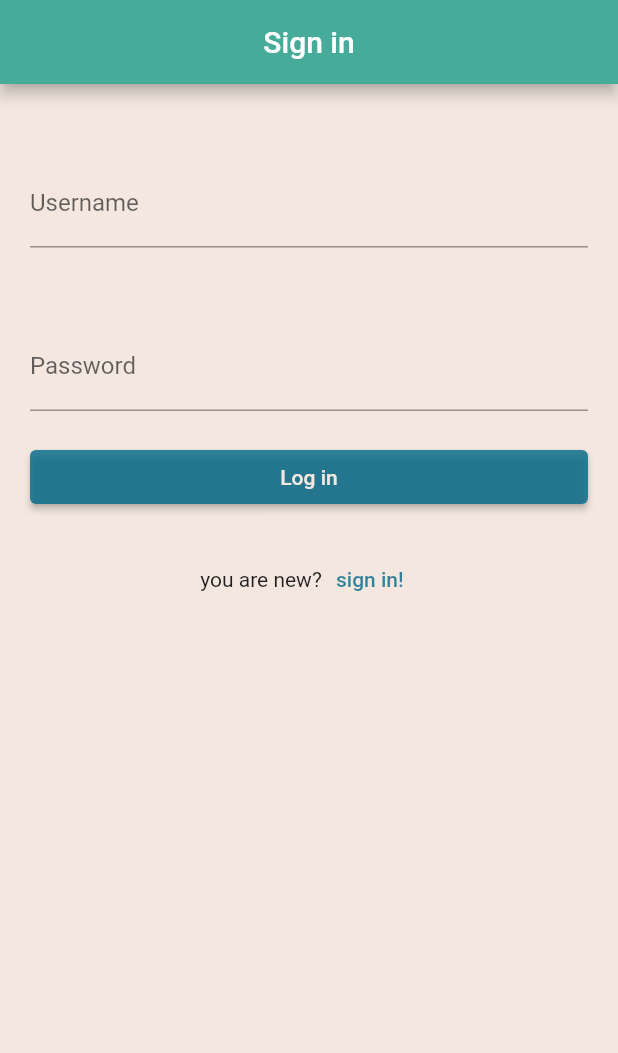
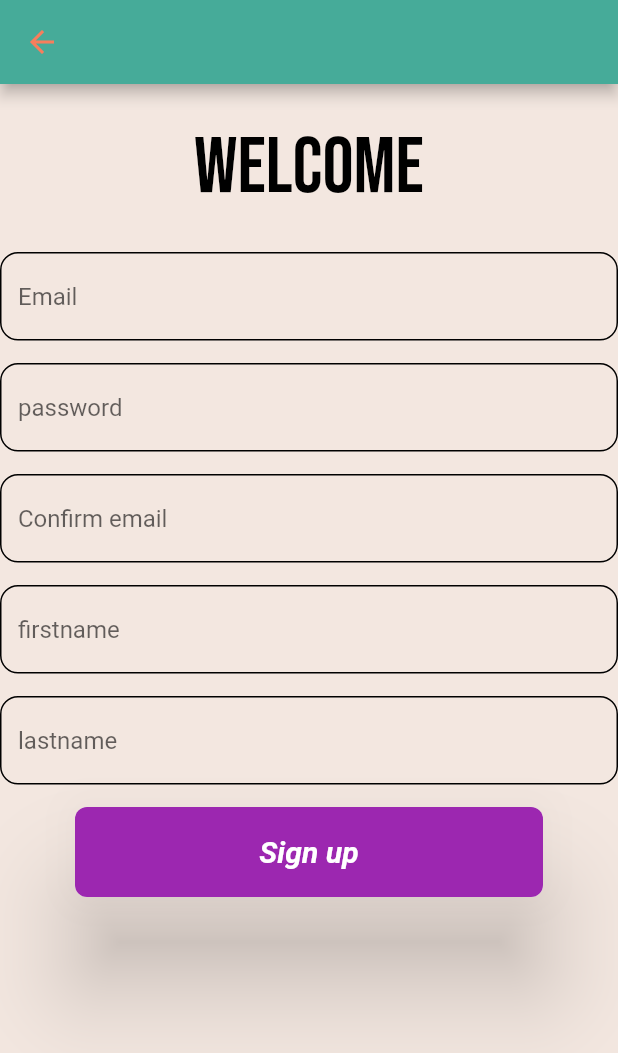
Before and after one commit to Bulut61/My-first-app, a Flutter app: the screen it shows after launch, after a tap on "sign in!", on a phone screen of 412 x 824 dp. Shown: the top 1053 px of the screen. Run offline on Flutter 3.47's test engine with Material 2 defaults, Android fonts, the phone set to English and light mode, and no system bars; our stand-ins replace auto_route, cloud_firestore, firebase_auth, firebase_core, google_fonts; accounts and stored records are empty.

Commit message:
registerpage

```diff
--- /dev/null
+++ b/lib/presentation/pages/register_page.dart
@@ -0,0 +1,193 @@
+import 'package:auto_route/auto_route.dart';
+import 'package:flutter/material.dart';
+import 'package:flutter/src/widgets/container.dart';
+import 'package:flutter/src/widgets/framework.dart';
+import 'package:google_fonts/google_fonts.dart';
+
+import '../routes/app_router.gr.dart';
+import '../widgets/custom_button.dart';
+
+class RegisterPage extends StatefulWidget {
+  const RegisterPage({super.key});
+
+  @override
+  State<RegisterPage> createState() => _RegisterPageState();
+}
+
+class _RegisterPageState extends State<RegisterPage> {
+  final GlobalKey<FormState> _formKey = GlobalKey<FormState>();
+  final _emailController = TextEditingController();
+  final _passwordController = TextEditingController();
+  final _confirmController = TextEditingController();
+  final _firstNameController = TextEditingController();
+  final _lastNameController = TextEditingController();
+  @override
+  Widget build(BuildContext context) {
+    return Scaffold(
+      appBar: AppBar(),
+      //backgroundColor: Colors.blue,
+      body: Column(
+        children: [
+          SizedBox(height: 25),
+          Center(child: Text("Welcome", style: GoogleFonts.bebasNeue(fontSize: 52, color: Colors.black))),
+          SizedBox(height: 25),
+
+          // Email inputfield
+          TextField(
+            controller: _emailController,
+            decoration: InputDecoration(
+                enabledBorder: OutlineInputBorder(
+                  borderSide: BorderSide(
+                    color: Colors.black,
+                  ),
+                  borderRadius: BorderRadius.circular(12),
+                ),
+                focusedBorder: OutlineInputBorder(
+                  borderSide: BorderSide(color: Colors.black),
+                  borderRadius: BorderRadius.circular(12),
+                ),
+                hintText: 'Email'),
+          ),
+          SizedBox(height: 15),
+
+          // password
+          TextField(
+            controller: _passwordController,
+            decoration: InputDecoration(
+                enabledBorder: OutlineInputBorder(
+                  borderSide: BorderSide(
+                    color: Colors.black,
+                  ),
+                  borderRadius: BorderRadius.circular(12),
+                ),
+                focusedBorder: OutlineInputBorder(
+                  borderSide: BorderSide(color: Colors.black),
+                  borderRadius: BorderRadius.circular(12),
+                ),
+                hintText: 'password'),
+          ),
+          SizedBox(height: 15),
+          //confirm password input field
+          TextField(
+            controller: _confirmController,
+            decoration: InputDecoration(
+                enabledBorder: OutlineInputBorder(
+                  borderSide: BorderSide(
+                    color: Colors.black,
+                  ),
+                  borderRadius: BorderRadius.circular(12),
+                ),
+                focusedBorder: OutlineInputBorder(
+                  borderSide: BorderSide(color: Colors.black),
+                  borderRadius: BorderRadius.circular(12),
+                ),
+                hintText: 'Confirm email'),
+          ),
+          SizedBox(height: 15),
+
+          // firstname input field
+          TextField(
+            controller: _firstNameController,
+            decoration: InputDecoration(
+                enabledBorder: OutlineInputBorder(
+                  borderSide: BorderSide(
+                    color: Colors.black,
+                  ),
+                  borderRadius: BorderRadius.circular(12),
+                ),
+                focusedBorder: OutlineInputBorder(
+                  borderSide: BorderSide(color: Colors.black),
+                  borderRadius: BorderRadius.circular(12),
+                ),
+                hintText: 'firstname'),
+          ),
+          SizedBox(height: 15),
+
+          //lastname input field
+          TextField(
+            controller: _lastNameController,
+            decoration: InputDecoration(
+                enabledBorder: OutlineInputBorder(
+                  borderSide: BorderSide(
+                    color: Colors.black,
+                  ),
+                  borderRadius: BorderRadius.circular(12),
+                ),
+                focusedBorder: OutlineInputBorder(
+                  borderSide: BorderSide(color: Colors.black),
+                  borderRadius: BorderRadius.circular(12),
+                ),
+                hintText: 'lastname'),
+          ),
+          SizedBox(height: 15),
+          CustomButton(
+            onPressed: () {
+              if (isOneFieldInvalid()) {
+                showInformationDialog(context);
+              }
+              context.router.pop();
+            },
+            text: "Sign up",
+            buttonColor: Colors.purple,
+          ),
+        ],
+      ),
+    );
+  }
+
+  Future<void> showInformationDialog(BuildContext context) async {
+    return await showDialog(
+        context: context,
+        builder: (context) {
+          final TextEditingController _textEditingController = TextEditingController();
+          bool isChecked = false;
+          return StatefulBuilder(builder: (context, setState) {
+            return AlertDialog(
+              content: Form(
+                  key: _formKey,
+                  child: Column(
+                    mainAxisSize: MainAxisSize.min,
+                    children: [
+                      Text(showInvalidInput()),
+                    ],
+                  )),
+              actions: <Widget>[
+                TextButton(
+                  child: Text('Okay'),
+                  onPressed: () {
+                    if (_formKey.currentState!.validate()) {
+                      // Do something like updating SharedPreferences or User Settings etc.
+                      Navigator.of(context).pop();
+                    }
+                  },
+                ),
+              ],
+            );
+          });
+        });
+  }
+
+  String showInvalidInput() {
+    if (_emailController.text.isEmpty) {
+      return "Email field is empty";
+    } else if (!RegExp(r"^[a-zA-Z0-9.a-zA-Z0-9.!#$%&'*+-/=?^_`{|}~]+@[a-zA-Z0-9]+\.[a-zA-Z]+").hasMatch(_emailController.text)) {
+      return "invalid email format";
+    } else if (_passwordController.text.isEmpty) {
+      return "Password field is empty";
+    } else if (_confirmController.text != _passwordController.text) {
+      return "confirmed password is wrong try again";
+    } else if (_firstNameController.text.isEmpty) {
+      return "firstname field is empty";
+    } else if (_lastNameController.text.isEmpty) {
+      return "lastname field is empty";
+    }
+    return "ok";
+  }
+
+  bool isOneFieldInvalid() {
+    if (_emailController.text.isEmpty || _passwordController.text.isEmpty || _confirmController.text != _passwordController.text || _firstNameController.text.isEmpty || _lastNameController.text.isEmpty) {
+      return true;
+    }
+    return false;
+  }
+}
--- a/lib/presentation/pages/sign_in_page.dart
+++ b/lib/presentation/pages/sign_in_page.dart
@@ -3,6 +3,7 @@ import 'package:firebase_auth/firebase_auth.dart';
 import 'package:flutter/material.dart';
 import 'package:flutter/src/widgets/container.dart';
 import 'package:flutter/src/widgets/framework.dart';
+import 'package:projekt/presentation/pages/register_page.dart';
 import 'package:projekt/presentation/routes/app_router.gr.dart';
 import 'package:projekt/services/auth.dart';
 
@@ -74,7 +75,14 @@ class _SignInPageState extends State<SignInPage> {
           ),
           Row(
             mainAxisAlignment: MainAxisAlignment.center,
-            children: [Text("you are new?"), TextButton(onPressed: () {}, child: Text("sign in!"))],
+            children: [
+              Text("you are new?"),
+              TextButton(
+                  onPressed: () {
+                    context.router.push(RRouter());
+                  },
+                  child: Text("sign in!"))
+            ],
           )
         ],
       ),
--- a/lib/presentation/routes/app_router.dart
+++ b/lib/presentation/routes/app_router.dart
@@ -1,6 +1,7 @@
 import 'package:auto_route/auto_route.dart';
 import 'package:auto_route/empty_router_widgets.dart';
 import 'package:projekt/presentation/pages/fam_page.dart';
+import 'package:projekt/presentation/pages/register_page.dart';
 import 'package:projekt/presentation/pages/sign_in_page.dart';
 import 'package:projekt/presentation/pages/homePages/task_page.dart';
 import '../pages/calender_page.dart';
@@ -19,6 +20,11 @@ import '../pages/tasks_bottom_page.dart';
     AutoRoute(
       path: '/',
       page: SignInPage,
+    ),
+    AutoRoute(
+      path: 'register',
+      name: 'rRouter',
+      page: RegisterPage,
     ),
     AutoRoute(
       path: 'home',
--- a/pubspec.yaml
+++ b/pubspec.yaml
@@ -36,6 +36,7 @@ dependencies:
   firebase_core: ^1.24.0
   flutter:
     sdk: flutter
+  google_fonts: ^3.0.1
   salomon_bottom_bar: ^3.3.1
 
 dev_dependencies:
```
Also changed, not shown: lib/presentation/pages/homePages/shopping_list_page.dart (+16 -1 lines), lib/presentation/routes/app_router.gr.dart, pubspec.lock, 1 other file.
